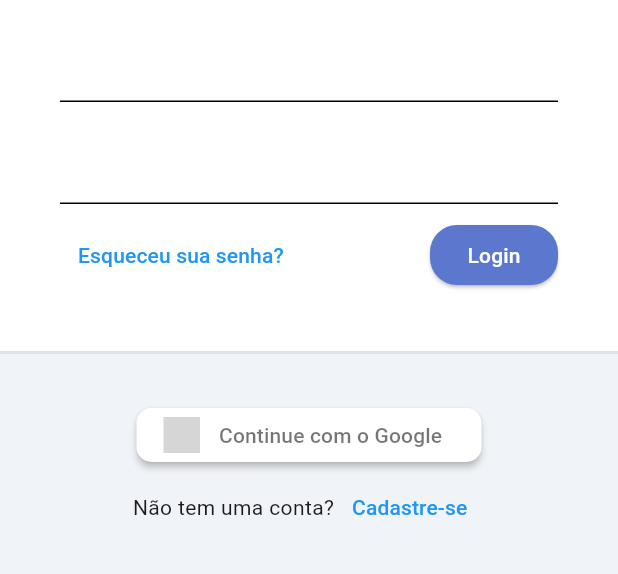
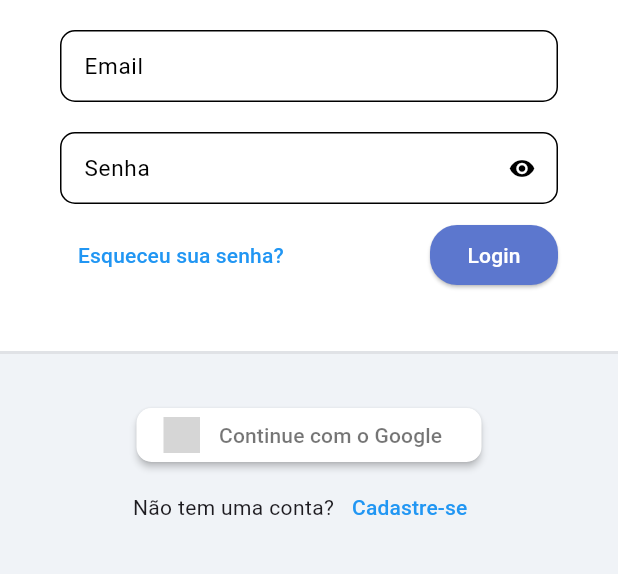
Before and after one commit to M0rona/todo_list_flutter, a Flutter app: the screen it shows after launch, after a tap on "Login", on a phone screen of 412 x 824 dp, the part 369-943 px from its top. Run offline on Flutter 3.47's test engine with Material 3 defaults, Android fonts, the phone set to English and light mode, and no system bars; our stand-ins replace flutter_signin_button, google_fonts, sqflite, sqflite_common, synchronized; accounts and stored records are empty; Roboto replaces fonts that are missing (Mandali); grey boxes are pictures that could not be loaded.

Commit message:
feat: :lipstick: created the app's custom textfield

```diff
--- /dev/null
+++ b/lib/app/core/widget/todo_list_field.dart
@@ -0,0 +1,58 @@
+import 'package:flutter/material.dart';
+
+class TodoListField extends StatelessWidget {
+  final String label;
+  final IconButton? suffixIconButton;
+  final bool obscureText;
+  final ValueNotifier<bool> obscureTextVN;
+  final TextEditingController? controller;
+  final FormFieldValidator? validator;
+
+  TodoListField({
+    super.key,
+    required this.label,
+    this.obscureText = false,
+    this.suffixIconButton,
+    this.controller,
+    this.validator,
+  })  : assert(obscureText ? suffixIconButton == null : true,
+            "obscureText não pode ser enviado em conjunto com sufixIconButton"),
+        obscureTextVN = ValueNotifier(obscureText);
+
+  @override
+  Widget build(BuildContext context) {
+    return ValueListenableBuilder(
+      valueListenable: obscureTextVN,
+      builder: (_, obscureTextVNValue, child) {
+        return TextFormField(
+          controller: controller,
+          validator: validator,
+          decoration: InputDecoration(
+            labelText: label,
+            labelStyle: const TextStyle(fontSize: 15),
+            border: OutlineInputBorder(
+              borderRadius: BorderRadius.circular(10),
+            ),
+            errorBorder: OutlineInputBorder(
+              borderRadius: BorderRadius.circular(10),
+              borderSide: const BorderSide(color: Colors.red),
+            ),
+            isDense: true,
+            suffixIcon: suffixIconButton ??
+                (obscureText
+                    ? IconButton(
+                        onPressed: () {
+                          obscureTextVN.value = !obscureTextVN.value;
+                        },
+                        icon: Icon(!obscureTextVNValue
+                            ? Icons.visibility_off
+                            : Icons.remove_red_eye),
+                      )
+                    : null),
+          ),
+          obscureText: obscureTextVNValue,
+        );
+      },
+    );
+  }
+}
--- a/lib/app/modules/auth/login/login_page.dart
+++ b/lib/app/modules/auth/login/login_page.dart
@@ -1,6 +1,7 @@
 import 'package:flutter/material.dart';
 import 'package:flutter_signin_button/button_list.dart';
 import 'package:flutter_signin_button/button_view.dart';
+import 'package:todo_list_provider/app/core/widget/todo_list_field.dart';
 import 'package:todo_list_provider/app/core/widget/todo_list_logo.dart';
 
 class LoginPage extends StatelessWidget {
@@ -30,9 +31,14 @@ class LoginPage extends StatelessWidget {
                     child: Form(
                       child: Column(
                         children: [
-                          TextFormField(),
+                          TodoListField(
+                            label: "Email",
+                          ),
                           const SizedBox(height: 20),
-                          TextFormField(),
+                          TodoListField(
+                            label: "Senha",
+                            obscureText: true,
+                          ),
                           const SizedBox(height: 10),
                           Row(
                             mainAxisAlignment: MainAxisAlignment.spaceBetween,
```
